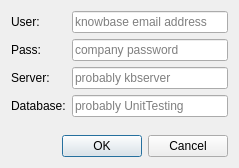
First picture: the form in databasedlg.ui, repository acraig5075/kbutwa-utils, before the edit.
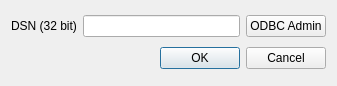
Second picture: the form after the edit.

Diff of the .ui file:
```diff
--- a/databasedlg.ui
+++ b/databasedlg.ui
@@ -6,8 +6,8 @@
    <rect>
     <x>0</x>
     <y>0</y>
-    <width>239</width>
-    <height>168</height>
+    <width>337</width>
+    <height>86</height>
    </rect>
   </property>
   <property name="sizePolicy">
@@ -21,63 +21,21 @@
   </property>
   <layout class="QVBoxLayout" name="verticalLayout">
    <item>
-    <layout class="QFormLayout" name="formLayout">
-     <item row="0" column="0">
+    <layout class="QHBoxLayout" name="horizontalLayout">
+     <item>
       <widget class="QLabel" name="label">
        <property name="text">
-        <string>User:</string>
+        <string>DSN (32 bit)</string>
        </property>
       </widget>
      </item>
-     <item row="0" column="1">
-      <widget class="QLineEdit" name="userEdit">
-       <property name="placeholderText">
-        <string>knowbase email address</string>
-       </property>
-      </widget>
+     <item>
+      <widget class="QLineEdit" name="dsnEdit"/>
      </item>
-     <item row="1" column="0">
-      <widget class="QLabel" name="label_2">
+     <item>
+      <widget class="QPushButton" name="odbcButton">
        <property name="text">
-        <string>Pass:</string>
-       </property>
-      </widget>
-     </item>
-     <item row="1" column="1">
-      <widget class="QLineEdit" name="passEdit">
-       <property name="echoMode">
-        <enum>QLineEdit::Password</enum>
-       </property>
-       <property name="placeholderText">
-        <string>company password</string>
-       </property>
-      </widget>
-     </item>
-     <item row="2" column="0">
-      <widget class="QLabel" name="label_3">
-       <property name="text">
-        <string>Server:</string>
-       </property>
-      </widget>
-     </item>
-     <item row="2" column="1">
-      <widget class="QLineEdit" name="serverEdit">
-       <property name="placeholderText">
-        <string>probably kbserver</string>
-       </property>
-      </widget>
-     </item>
-     <item row="3" column="0">
-      <widget class="QLabel" name="label_4">
-       <property name="text">
-        <string>Database:</string>
-       </property>
-      </widget>
-     </item>
-     <item row="3" column="1">
-      <widget class="QLineEdit" name="databaseEdit">
-       <property name="placeholderText">
-        <string>probably UnitTesting</string>
+        <string>ODBC Admin</string>
        </property>
       </widget>
      </item>
```
